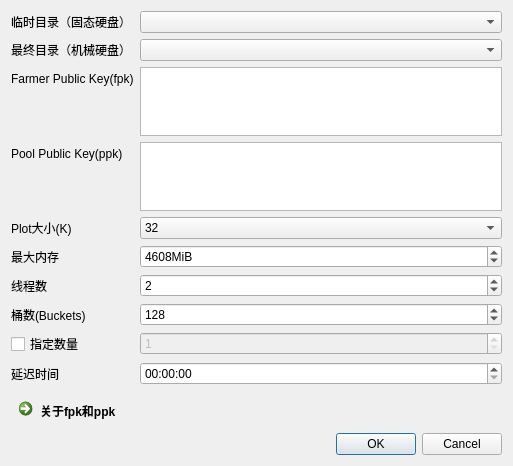
This is ui/CreatePlotDialog.ui in penglecn/ChiaTools as Qt 5 draws it before an edit. The edited form follows.
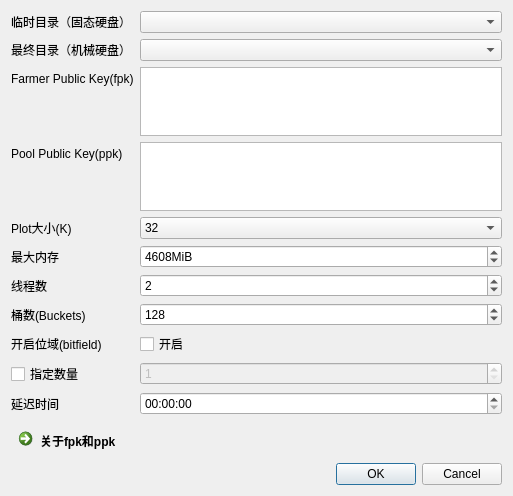
This is the edited form.

Commit message: P图任务添加bitfield选项；解决失败的任务不能删除

```diff
--- a/ui/CreatePlotDialog.ui
+++ b/ui/CreatePlotDialog.ui
@@ -60,7 +60,7 @@
        </property>
       </widget>
      </item>
-     <item row="9" column="1">
+     <item row="10" column="1">
       <widget class="QSpinBox" name="spinNumber">
        <property name="enabled">
         <bool>false</bool>
@@ -73,14 +73,14 @@
        </property>
       </widget>
      </item>
-     <item row="10" column="0">
+     <item row="11" column="0">
       <widget class="QLabel" name="label_7">
        <property name="text">
         <string>延迟时间</string>
        </property>
       </widget>
      </item>
-     <item row="10" column="1">
+     <item row="11" column="1">
       <widget class="QTimeEdit" name="timeEditDelay">
        <property name="displayFormat">
         <string>HH:mm:ss</string>
@@ -127,7 +127,7 @@
        </property>
       </widget>
      </item>
-     <item row="9" column="0">
+     <item row="10" column="0">
       <widget class="QCheckBox" name="checkBoxSpecifyCount">
        <property name="text">
         <string>指定数量</string>
@@ -180,6 +180,20 @@
        </item>
       </widget>
      </item>
+     <item row="9" column="0">
+      <widget class="QLabel" name="label_9">
+       <property name="text">
+        <string>开启位域(bitfield)</string>
+       </property>
+      </widget>
+     </item>
+     <item row="9" column="1">
+      <widget class="QCheckBox" name="checkBoxBitfield">
+       <property name="text">
+        <string>开启</string>
+       </property>
+      </widget>
+     </item>
     </layout>
    </item>
    <item>
```
The commit also changes 3 other files.
